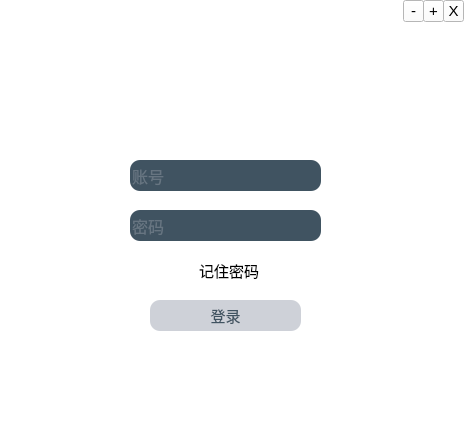
soulwinter/Escape-Maze, file mainwindow.ui: the form before one commit.
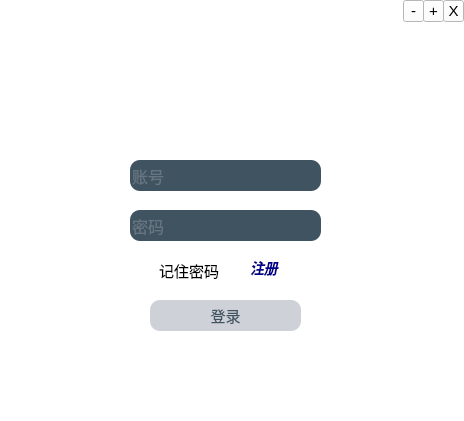
The form after the commit. Icons and pictures are not drawn.

What changed in the file:
```diff
--- a/mainwindow.ui
+++ b/mainwindow.ui
@@ -58,7 +58,7 @@
 }
 QLabel{
 background:rgba(85,170,255,0);
-color:white;
+color:darkblue;
 font-style:MingLiU-ExtB;
 font-size:14px;
 }
@@ -121,7 +121,7 @@
     <widget class="QCheckBox" name="checkBox">
      <property name="geometry">
       <rect>
-       <x>180</x>
+       <x>140</x>
        <y>260</y>
        <width>91</width>
        <height>21</height>
@@ -218,6 +218,28 @@
       <bool>true</bool>
      </property>
     </widget>
+    <widget class="QLabel" name="label_login">
+     <property name="geometry">
+      <rect>
+       <x>250</x>
+       <y>260</y>
+       <width>31</width>
+       <height>16</height>
+      </rect>
+     </property>
+     <property name="font">
+      <font>
+       <pointsize>-1</pointsize>
+       <weight>75</weight>
+       <italic>true</italic>
+       <bold>true</bold>
+       <underline>true</underline>
+      </font>
+     </property>
+     <property name="text">
+      <string>注册</string>
+     </property>
+    </widget>
    </widget>
   </widget>
   <widget class="QMenuBar" name="menubar">
```
Left out of the diff: 2 changed lines with no effect on the pictures.
